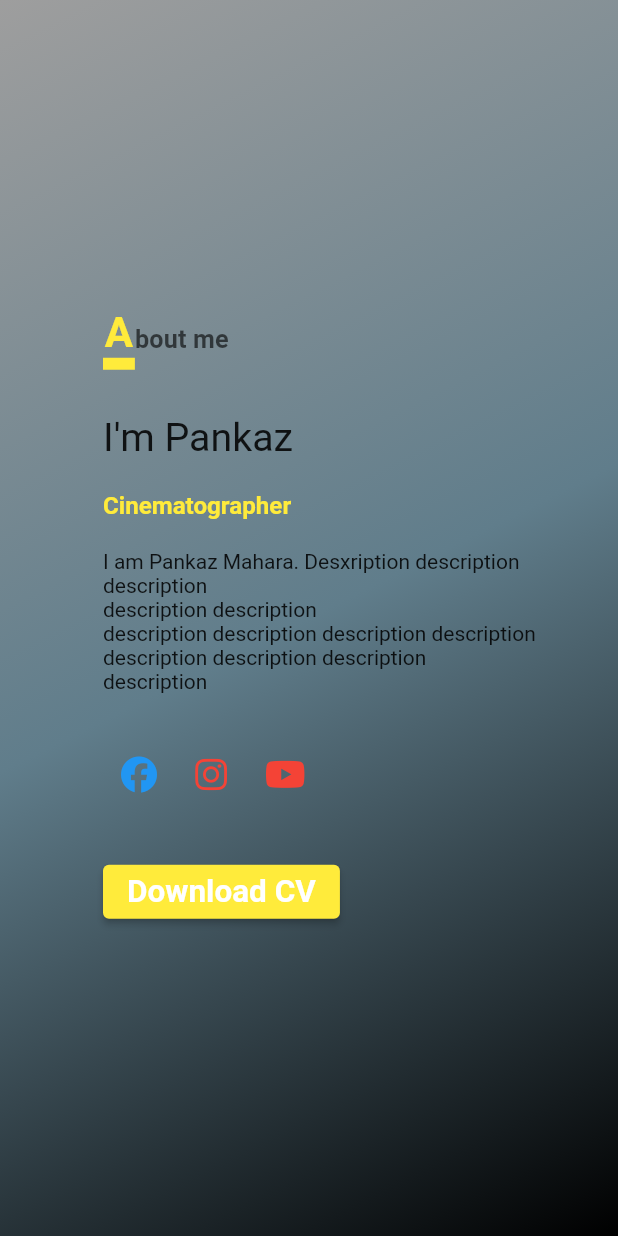
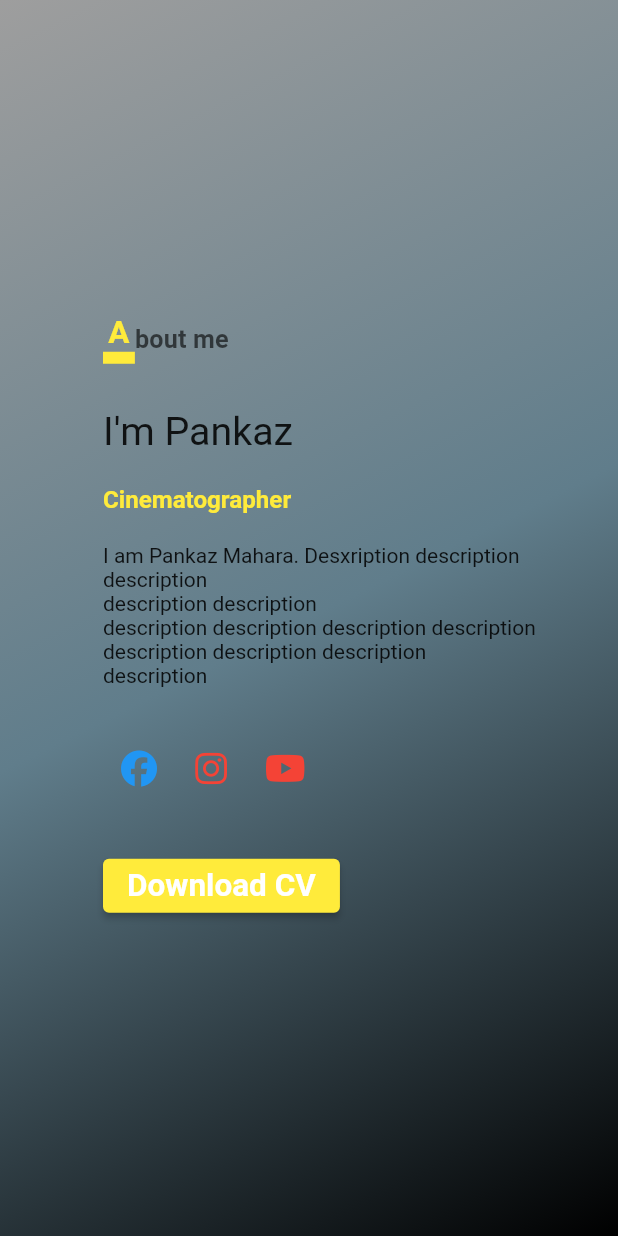
Before and after one commit to AbhiShake1/pankaz_portfolio, a Flutter app: the screen it shows after launch, on a phone screen of 412 x 824 dp. Run offline on Flutter 3.47's test engine with Material 2 defaults, Android fonts, the phone set to English and light mode, and no system bars; our stand-ins replace flutter_hooks, font_awesome_flutter, velocity_x.

Commit message:
ifeat: make animated text widget more customizable

```diff
--- a/lib/core/widgets/animated_rich_text.dart
+++ b/lib/core/widgets/animated_rich_text.dart
@@ -4,22 +4,30 @@ import 'package:velocity_x/velocity_x.dart';
 
 class AnimatedRichText extends HookWidget {
   const AnimatedRichText(
-      {Key? key, required this.text, this.textColor = Colors.black, this.lineColor})
+      {Key? key,
+      required this.text,
+      this.textColor = Colors.black,
+      this.lineColor,
+      this.animate = true,
+      this.animationDuration = const Duration(seconds: 2)})
       : super(key: key);
 
   final String text;
   final Color? lineColor;
   final Color textColor;
+  final bool animate;
+  final Duration animationDuration;
 
   @override
   Widget build(BuildContext context) {
     final lineController = useAnimationController(
       lowerBound: 20,
       upperBound: 30,
-      duration: const Duration(seconds: 2),
+      duration: animationDuration,
     );
 
     useEffect(() {
+      if (animate) {
         lineController
           ..forward()
           ..addListener(() {
@@ -27,12 +35,13 @@ class AnimatedRichText extends HookWidget {
               lineController.repeat(reverse: true);
             }
           });
+      }
       return null;
     });
 
     return Column(
       children: [
-        text.text.scale(2).color(textColor).bold.make(),
+        text.text.xl2.color(textColor).bold.make(),
         AnimatedBuilder(
           animation: lineController,
           builder: (_, __) => Container(
```
Lines whose indentation alone changed are shown as unchanged.
